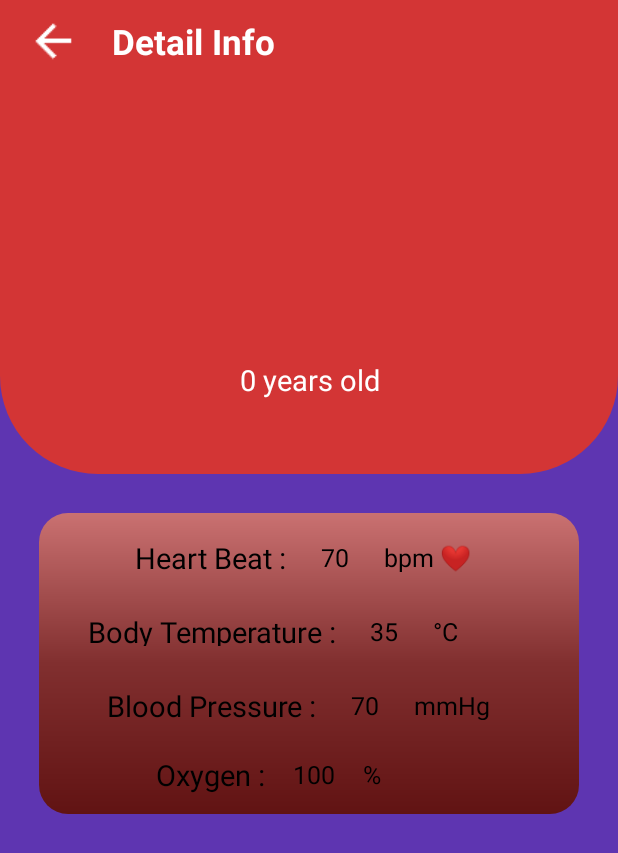
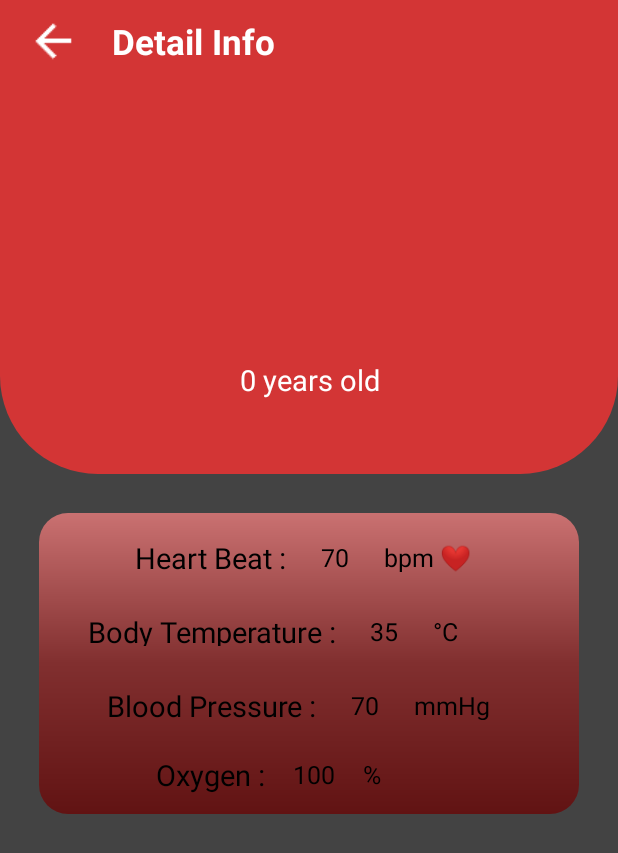
Before and after one commit to matihad/e-band, an Android app: the DetailActivity screen opened directly, with no data from a screen before it, on a phone screen of 412 x 824 dp. Shown: the top 853 px of the screen. Run offline under Robolectric (Android 15) with nearby library versions, the phone set to English and light mode, and no system bars; our stand-ins replace sdp/ssp sizes; 4 statements that could not run were skipped.

Commit message:
status bar of detail changed to transparent

```diff
--- a/app/src/main/java/mahdihadian/gholhak/ehealth/DetailActivity.java
+++ b/app/src/main/java/mahdihadian/gholhak/ehealth/DetailActivity.java
@@ -4,8 +4,12 @@ import android.content.res.ColorStateList;
 import android.graphics.Bitmap;
 import android.graphics.BitmapFactory;
 import android.graphics.Color;
+import android.os.Build;
 import android.os.Bundle;
 import android.support.v7.widget.Toolbar;
+import android.view.View;
+import android.view.Window;
+import android.view.WindowManager;
 import android.widget.ImageButton;
 import android.widget.ImageView;
 import android.widget.LinearLayout;
@@ -34,13 +38,23 @@ public class DetailActivity extends AppCompatActivity {
         setContentView(R.layout.activity_detail);
         setSupportActionBar(toolbar_detail);
         bind();
+        changeStatusBarColor();
         setPatientInfo();
         back.setOnClickListener(V -> {
             finish();
         });
 
     }
-
+    private void changeStatusBarColor(){
+        // yani az android 5 be bala age bashe device karbar
+        if(Build.VERSION.SDK_INT >= Build.VERSION_CODES.LOLLIPOP){
+            Window window = getWindow();
+            window.getDecorView().setSystemUiVisibility(
+                    View.SYSTEM_UI_FLAG_LAYOUT_STABLE | View.SYSTEM_UI_FLAG_LAYOUT_FULLSCREEN);
+            window.addFlags(WindowManager.LayoutParams.FLAG_DRAWS_SYSTEM_BAR_BACKGROUNDS);
+            window.setStatusBarColor(Color.TRANSPARENT);
+        }
+    }
     private void bind() {
 
         patient_name = findViewById(R.id.patient_name);
--- a/app/src/main/res/layout/activity_detail.xml
+++ b/app/src/main/res/layout/activity_detail.xml
@@ -4,7 +4,7 @@
     xmlns:tools="http://schemas.android.com/tools"
     android:layout_width="match_parent"
     android:layout_height="match_parent"
-    android:background="#5E35B1"
+    android:background="#BA000000"
     android:gravity="center"
     android:orientation="vertical"
     tools:context=".DetailActivity">
```
